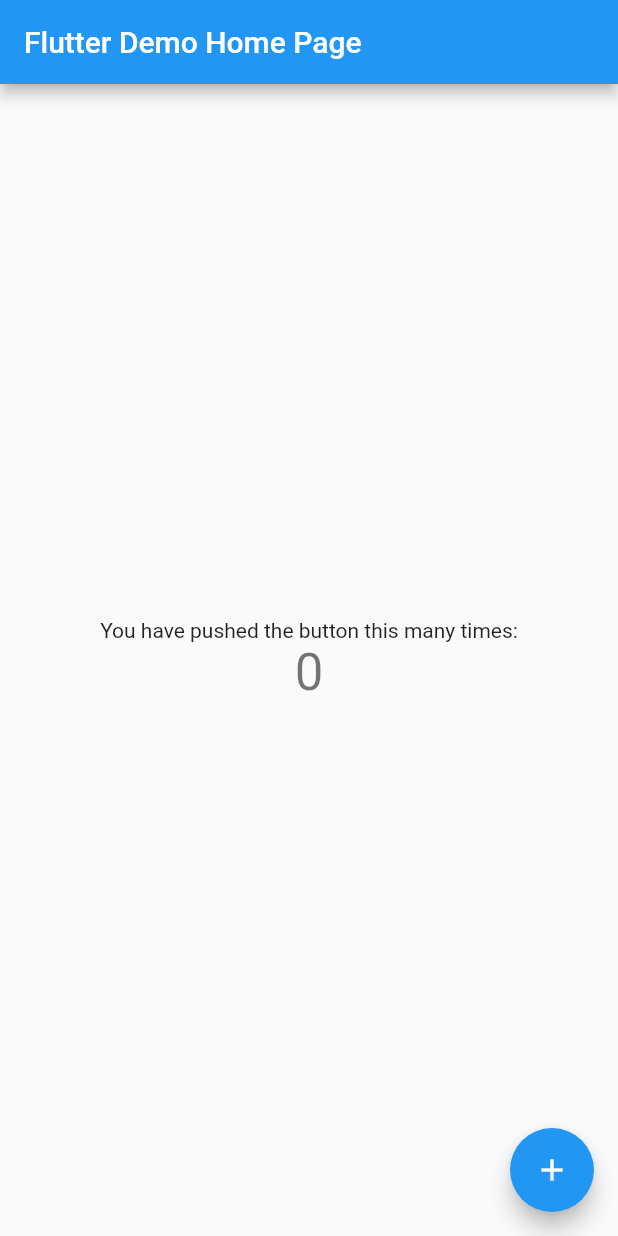
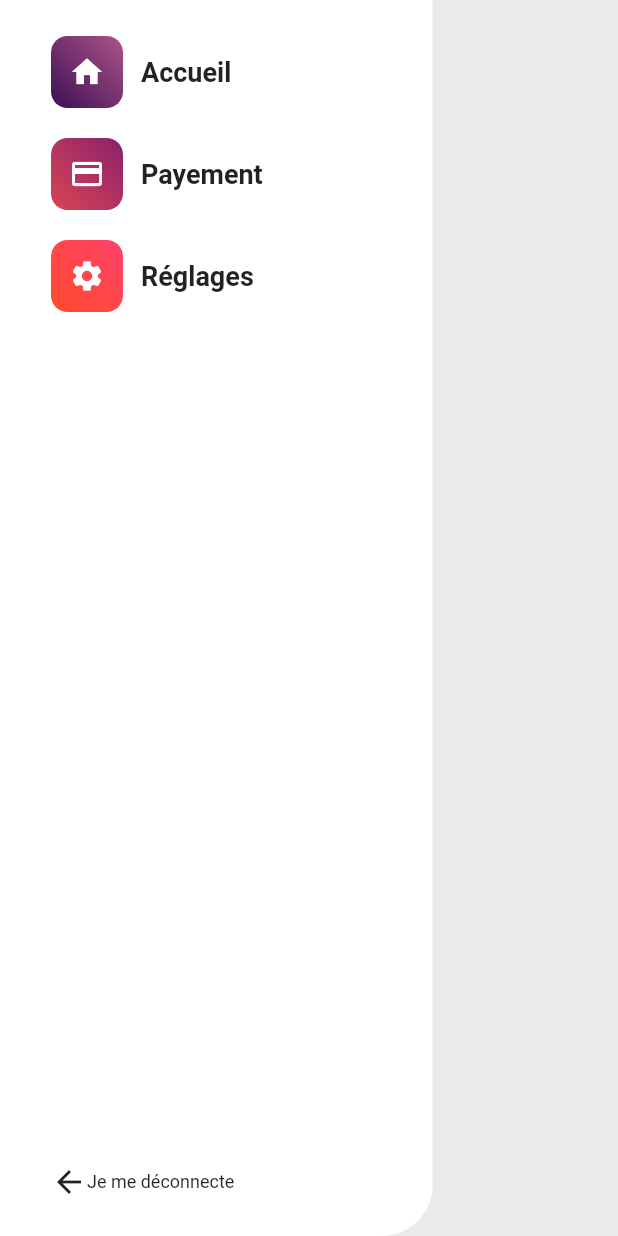
Before and after one commit to trans-dam/hepl_dam_movies, a Flutter app: the screen it shows after launch, on a phone screen of 412 x 824 dp. Run offline on Flutter 3.47's test engine with Material 2 defaults, Android fonts, the phone set to English and light mode, and no system bars.

Commit message:
:sparkles: Introducing sidebar

```diff
--- /dev/null
+++ b/lib/constants.dart
@@ -0,0 +1,28 @@
+import 'package:flutter/material.dart';
+
+const mainBackgroundColor = const Color(0xFFeaeaea);
+const fontStyleMenuItem = TextStyle(fontWeight: FontWeight.w600, fontSize: 18);
+const homeGradientButton = LinearGradient(
+  begin: Alignment.topRight,
+  end: Alignment.bottomLeft,
+  colors: [
+    Color(0xFFad5389),
+    Color(0xFF3c1053),
+  ],
+);
+const paymentGradientButton = LinearGradient(
+  begin: Alignment.topRight,
+  end: Alignment.bottomLeft,
+  colors: [
+    Color(0xFF89216B),
+    Color(0xFFDA4453),
+  ],
+);
+const settingsGradientButton = LinearGradient(
+  begin: Alignment.topRight,
+  end: Alignment.bottomLeft,
+  colors: [
+    Color(0xFFFF416C),
+    Color(0xFFFF4B2B),
+  ],
+);
--- a/lib/main.dart
+++ b/lib/main.dart
@@ -1,4 +1,6 @@
 import 'package:flutter/material.dart';
+import 'package:movies_2021_2022/constants.dart';
+import 'package:movies_2021_2022/screens/sidebar.dart';
 
 void main() {
   runApp(const MyApp());
@@ -11,105 +13,15 @@
   @override
   Widget build(BuildContext context) {
     return MaterialApp(
+      debugShowCheckedModeBanner: false,
       title: 'Flutter Demo',
       theme: ThemeData(
-        // This is the theme of your application.
-        //
-        // Try running your application with "flutter run". You'll see the
-        // application has a blue toolbar. Then, without quitting the app, try
-        // changing the primarySwatch below to Colors.green and then invoke
-        // "hot reload" (press "r" in the console where you ran "flutter run",
-        // or simply save your changes to "hot reload" in a Flutter IDE).
-        // Notice that the counter didn't reset back to zero; the application
-        // is not restarted.
         primarySwatch: Colors.blue,
       ),
-      home: const MyHomePage(title: 'Flutter Demo Home Page'),
+      home: Scaffold(
+        backgroundColor: mainBackgroundColor,
+        body: SidebarScreen(),
+      ),
     );
   }
 }
-
-class MyHomePage extends StatefulWidget {
-  const MyHomePage({Key? key, required this.title}) : super(key: key);
-
-  // This widget is the home page of your application. It is stateful, meaning
-  // that it has a State object (defined below) that contains fields that affect
-  // how it looks.
-
-  // This class is the configuration for the state. It holds the values (in this
-  // case the title) provided by the parent (in this case the App widget) and
-  // used by the build method of the State. Fields in a Widget subclass are
-  // always marked "final".
-
-  final String title;
-
-  @override
-  State<MyHomePage> createState() => _MyHomePageState();
-}
-
-class _MyHomePageState extends State<MyHomePage> {
-  int _counter = 0;
-
-  void _incrementCounter() {
-    setState(() {
-      // This call to setState tells the Flutter framework that something has
-      // changed in this State, which causes it to rerun the build method below
-      // so that the display can reflect the updated values. If we changed
-      // _counter without calling setState(), then the build method would not be
-      // called again, and so nothing would appear to happen.
-      _counter++;
-    });
-  }
-
-  @override
-  Widget build(BuildContext context) {
-    // This method is rerun every time setState is called, for instance as done
-    // by the _incrementCounter method above.
-    //
-    // The Flutter framework has been optimized to make rerunning build methods
-    // fast, so that you can just rebuild anything that needs updating rather
-    // than having to individually change instances of widgets.
-    return Scaffold(
-      appBar: AppBar(
-        // Here we take the value from the MyHomePage object that was created by
-        // the App.build method, and use it to set our appbar title.
-        title: Text(widget.title),
-      ),
-      body: Center(
-        // Center is a layout widget. It takes a single child and positions it
-        // in the middle of the parent.
-        child: Column(
-          // Column is also a layout widget. It takes a list of children and
-          // arranges them vertically. By default, it sizes itself to fit its
-          // children horizontally, and tries to be as tall as its parent.
-          //
-          // Invoke "debug painting" (press "p" in the console, choose the
-          // "Toggle Debug Paint" action from the Flutter Inspector in Android
-          // Studio, or the "Toggle Debug Paint" command in Visual Studio Code)
-          // to see the wireframe for each widget.
-          //
-          // Column has various properties to control how it sizes itself and
-          // how it positions its children. Here we use mainAxisAlignment to
-          // center the children vertically; the main axis here is the vertical
-          // axis because Columns are vertical (the cross axis would be
-          // horizontal).
-          mainAxisAlignment: MainAxisAlignment.center,
-          children: <Widget>[
-            const Text(
-              'You have pushed the button this many times:',
-            ),
-            Text(
-              '$_counter',
-              style: Theme.of(context).textTheme.headline4,
-            ),
-          ],
-        ),
-      ),
-      floatingActionButton: FloatingActionButton(
-        onPressed: _incrementCounter,
-        tooltip: 'Increment',
-        child: const Icon(Icons.add),
-      ), // This trailing comma makes auto-formatting nicer for build methods.
-    );
-  }
-}
--- /dev/null
+++ b/lib/models/menu_items.dart
@@ -0,0 +1,39 @@
+import 'package:flutter/material.dart';
+
+import '../constants.dart';
+
+class MenuItemData {
+  final String _itemName;
+  final LinearGradient _itemGradient;
+  final Icon _itemIcon;
+
+  MenuItemData(this._itemName, this._itemGradient, this._itemIcon);
+
+  Icon get itemIcon => _itemIcon;
+
+  LinearGradient get itemGradient => _itemGradient;
+
+  String get itemName => _itemName;
+}
+
+var MenuItemsData = [
+  MenuItemData(
+    "Accueil",
+    homeGradientButton,
+    const Icon(Icons.home),
+  ),
+  MenuItemData(
+    "Payement",
+    paymentGradientButton,
+    const Icon(
+      Icons.credit_card,
+    ),
+  ),
+  MenuItemData(
+    "Réglages",
+    settingsGradientButton,
+    const Icon(
+      Icons.settings,
+    ),
+  )
+];
--- /dev/null
+++ b/lib/partials/menu_item.dart
@@ -0,0 +1,45 @@
+import 'package:flutter/material.dart';
+import 'package:movies_2021_2022/models/menu_items.dart';
+
+import '../constants.dart';
+
+class MenuItem extends StatelessWidget {
+  final MenuItemData _menuItemData;
+
+  const MenuItem(this._menuItemData, {Key? key}) : super(key: key);
+
+  @override
+  Widget build(BuildContext context) {
+    return Column(
+      children: [
+        Row(
+          children: [
+            Container(
+              decoration: BoxDecoration(
+                borderRadius: BorderRadius.all(Radius.circular(11)),
+                gradient: _menuItemData.itemGradient,
+              ),
+              child: IconButton(
+                icon: _menuItemData.itemIcon,
+                color: Colors.white,
+                onPressed: () {
+                  print(_menuItemData.itemName);
+                },
+              ),
+            ),
+            const SizedBox(
+              width: 12,
+            ),
+            Text(
+              _menuItemData.itemName,
+              style: fontStyleMenuItem,
+            ),
+          ],
+        ),
+        SizedBox(
+          height: 20,
+        ),
+      ],
+    );
+  }
+}
--- /dev/null
+++ b/lib/screens/home_screen.dart
@@ -0,0 +1,15 @@
+import 'package:flutter/material.dart';
+
+class HomeScreen extends StatefulWidget {
+  const HomeScreen({Key? key}) : super(key: key);
+
+  @override
+  _HomePageState createState() => _HomePageState();
+}
+
+class _HomePageState extends State<HomeScreen> {
+  @override
+  Widget build(BuildContext context) {
+    return SafeArea(child: Text("HomeScreen"));
+  }
+}
--- /dev/null
+++ b/lib/screens/sidebar.dart
@@ -0,0 +1,61 @@
+import 'package:flutter/material.dart';
+import 'package:movies_2021_2022/Partials/menu_item.dart';
+import 'package:movies_2021_2022/models/menu_items.dart';
+
+import '../constants.dart';
+import 'home_screen.dart';
+
+class SidebarScreen extends StatefulWidget {
+  const SidebarScreen({Key? key}) : super(key: key);
+
+  @override
+  _SidebarScreenState createState() => _SidebarScreenState();
+}
+
+class _SidebarScreenState extends State<SidebarScreen> {
+  @override
+  Widget build(BuildContext context) {
+    return Container(
+      decoration: const BoxDecoration(
+        color: Colors.white,
+        borderRadius: BorderRadius.only(bottomRight: Radius.circular(34)),
+      ),
+      width: MediaQuery.of(context).size.width * 0.7,
+      child: Padding(
+        padding: const EdgeInsets.symmetric(vertical: 24, horizontal: 34),
+        child: SafeArea(
+          child: Column(
+            crossAxisAlignment: CrossAxisAlignment.start,
+            children: [
+              GestureDetector(
+                child: MenuItem(MenuItemsData[0]),
+                onTap: () {
+                  Navigator.push(
+                    context,
+                    MaterialPageRoute(
+                      builder: (context) => HomeScreen(),
+                    ),
+                  );
+                },
+              ),
+              MenuItem(MenuItemsData[1]),
+              MenuItem(MenuItemsData[2]),
+              Spacer(),
+              Row(
+                children: const [
+                  Icon(
+                    Icons.arrow_back,
+                  ),
+                  Text(
+                    "Je me déconnecte",
+                    style: TextStyle(fontSize: 12),
+                  ),
+                ],
+              )
+            ],
+          ),
+        ),
+      ),
+    );
+  }
+}
```
Also changed, not shown: 1 other file.
